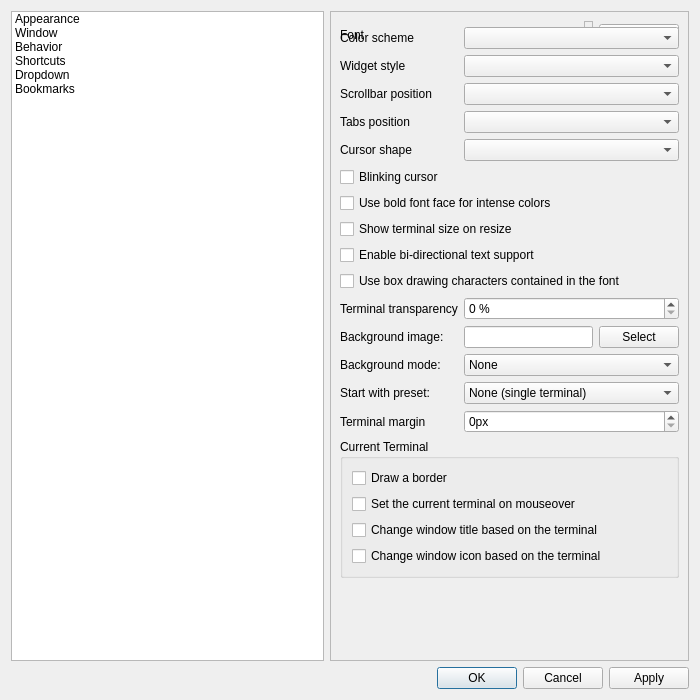
Above: src/forms/propertiesdialog.ui from lxqt/qterminal before the change. Below: the same form after it.
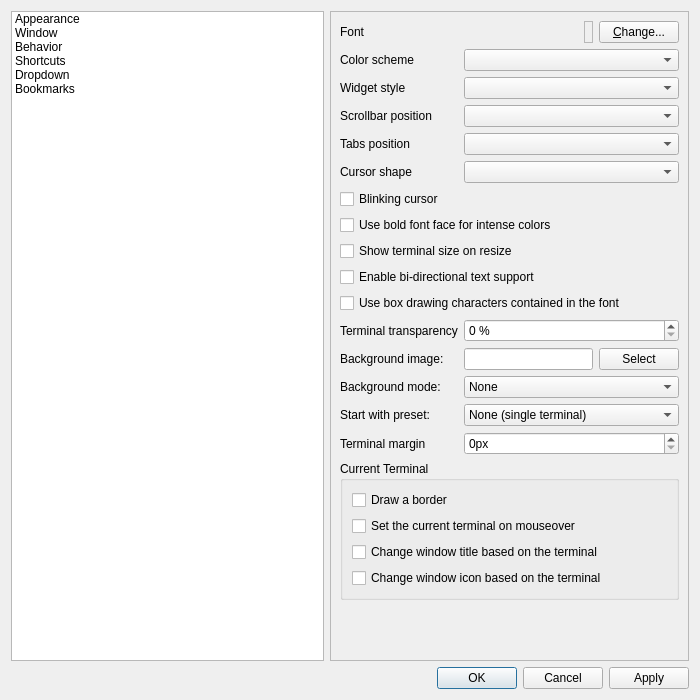
That is the form after the change. Icons and pictures are not drawn.

Commit message:
Fixed a regression in preferences GUI (#1228)
Fixes https://github.com/lxqt/qterminal/issues/1227

```diff
--- a/src/forms/propertiesdialog.ui
+++ b/src/forms/propertiesdialog.ui
@@ -175,7 +175,7 @@
              </layout>
             </widget>
            </item>
-           <item row="1" column="0">
+           <item row="2" column="0">
             <widget class="QLabel" name="label_5">
              <property name="text">
               <string>Color scheme</string>
@@ -185,10 +185,10 @@
              </property>
             </widget>
            </item>
-           <item row="1" column="1">
+           <item row="2" column="1">
             <widget class="QComboBox" name="colorSchemaCombo"/>
            </item>
-           <item row="2" column="0">
+           <item row="3" column="0">
             <widget class="QLabel" name="label_6">
              <property name="text">
               <string>Widget style</string>
@@ -198,10 +198,10 @@
              </property>
             </widget>
            </item>
-           <item row="2" column="1">
+           <item row="3" column="1">
             <widget class="QComboBox" name="styleComboBox"/>
            </item>
-           <item row="3" column="0">
+           <item row="4" column="0">
             <widget class="QLabel" name="label_7">
              <property name="text">
               <string>Scrollbar position</string>
@@ -211,10 +211,10 @@
              </property>
             </widget>
            </item>
-           <item row="3" column="1">
+           <item row="4" column="1">
             <widget class="QComboBox" name="scrollBarPos_comboBox"/>
            </item>
-           <item row="4" column="0">
+           <item row="5" column="0">
             <widget class="QLabel" name="label_8">
              <property name="text">
               <string>Tabs position</string>
@@ -224,10 +224,10 @@
              </property>
             </widget>
            </item>
-           <item row="4" column="1">
+           <item row="5" column="1">
             <widget class="QComboBox" name="tabsPos_comboBox"/>
            </item>
-           <item row="5" column="0">
+           <item row="6" column="0">
             <widget class="QLabel" name="label_12">
              <property name="text">
               <string>Cursor shape</string>
@@ -237,17 +237,17 @@
              </property>
             </widget>
            </item>
-           <item row="5" column="1">
+           <item row="6" column="1">
             <widget class="QComboBox" name="keybCursorShape_comboBox"/>
            </item>
-           <item row="6" column="0" colspan="2">
+           <item row="7" column="0" colspan="2">
             <widget class="QCheckBox" name="keybCursorBlinkCheckBox">
              <property name="text">
               <string>Blinking cursor</string>
              </property>
             </widget>
            </item>
-           <item row="7" column="0" colspan="2">
+           <item row="8" column="0" colspan="2">
             <widget class="QCheckBox" name="boldIntenseCheckBox">
              <property name="toolTip">
               <string>Toggles usage of bold font face for rendering intense colors</string>
@@ -257,21 +257,21 @@
              </property>
             </widget>
            </item>
-           <item row="8" column="0" colspan="2">
+           <item row="9" column="0" colspan="2">
             <widget class="QCheckBox" name="showTerminalSizeHintCheckBox">
              <property name="text">
               <string>Show terminal size on resize</string>
              </property>
             </widget>
            </item>
-           <item row="9" column="0" colspan="2">
+           <item row="10" column="0" colspan="2">
             <widget class="QCheckBox" name="enabledBidiSupportCheckBox">
              <property name="text">
               <string>Enable bi-directional text support</string>
              </property>
             </widget>
            </item>
-           <item row="10" column="0" colspan="2">
+           <item row="11" column="0" colspan="2">
             <widget class="QCheckBox" name="useFontBoxDrawingCharsCheckBox">
              <property name="toolTip">
               <string>Specify whether box drawing characters should be drawn by QTerminal internally or left to underlying font rendering libraries.</string>
@@ -281,7 +281,7 @@
              </property>
             </widget>
            </item>
-           <item row="11" column="0">
+           <item row="12" column="0">
             <widget class="QLabel" name="label">
              <property name="text">
               <string>Terminal transparency</string>
@@ -291,7 +291,7 @@
              </property>
             </widget>
            </item>
-           <item row="11" column="1">
+           <item row="12" column="1">
             <widget class="QSpinBox" name="termTransparencyBox">
              <property name="suffix">
               <string> %</string>
@@ -307,14 +307,14 @@
              </property>
             </widget>
            </item>
-           <item row="12" column="0">
+           <item row="13" column="0">
             <widget class="QLabel" name="label_13">
              <property name="text">
               <string>Background image:</string>
              </property>
             </widget>
            </item>
-           <item row="12" column="1">
+           <item row="13" column="1">
             <layout class="QHBoxLayout" name="horizontalLayout_3">
              <item>
               <widget class="QLineEdit" name="backgroundImageLineEdit"/>
@@ -328,14 +328,14 @@
              </item>
             </layout>
            </item>
-           <item row="13" column="0">
+           <item row="14" column="0">
             <widget class="QLabel" name="label_16">
              <property name="text">
               <string>Background mode:</string>
              </property>
             </widget>
            </item>
-           <item row="13" column="1">
+           <item row="14" column="1">
             <widget class="QComboBox" name="backgroundModecomboBox">
              <item>
               <property name="text">
@@ -364,7 +364,7 @@
              </item>
             </widget>
            </item>
-           <item row="14" column="0">
+           <item row="15" column="0">
             <widget class="QLabel" name="label_9">
              <property name="text">
               <string>Start with preset:</string>
@@ -374,7 +374,7 @@
              </property>
             </widget>
            </item>
-           <item row="14" column="1">
+           <item row="15" column="1">
             <widget class="QComboBox" name="terminalPresetComboBox">
              <item>
               <property name="text">
@@ -398,7 +398,7 @@
              </item>
             </widget>
            </item>
-           <item row="15" column="0">
+           <item row="16" column="0">
             <widget class="QLabel" name="label_15">
              <property name="text">
               <string>Terminal margin</string>
@@ -408,14 +408,14 @@
              </property>
             </widget>
            </item>
-           <item row="15" column="1">
+           <item row="16" column="1">
             <widget class="QSpinBox" name="terminalMarginSpinBox">
              <property name="suffix">
               <string>px</string>
              </property>
             </widget>
            </item>
-           <item row="16" column="0" colspan="2">
+           <item row="17" column="0" colspan="2">
             <widget class="QGroupBox" name="currentTerminal">
              <property name="title">
               <string>Current Terminal</string>
@@ -452,7 +452,7 @@
              </layout>
             </widget>
            </item>
-           <item row="17" column="0" colspan="2">
+           <item row="18" column="0" colspan="2">
             <spacer name="verticalSpacer_3">
              <property name="orientation">
               <enum>Qt::Vertical</enum>
```
